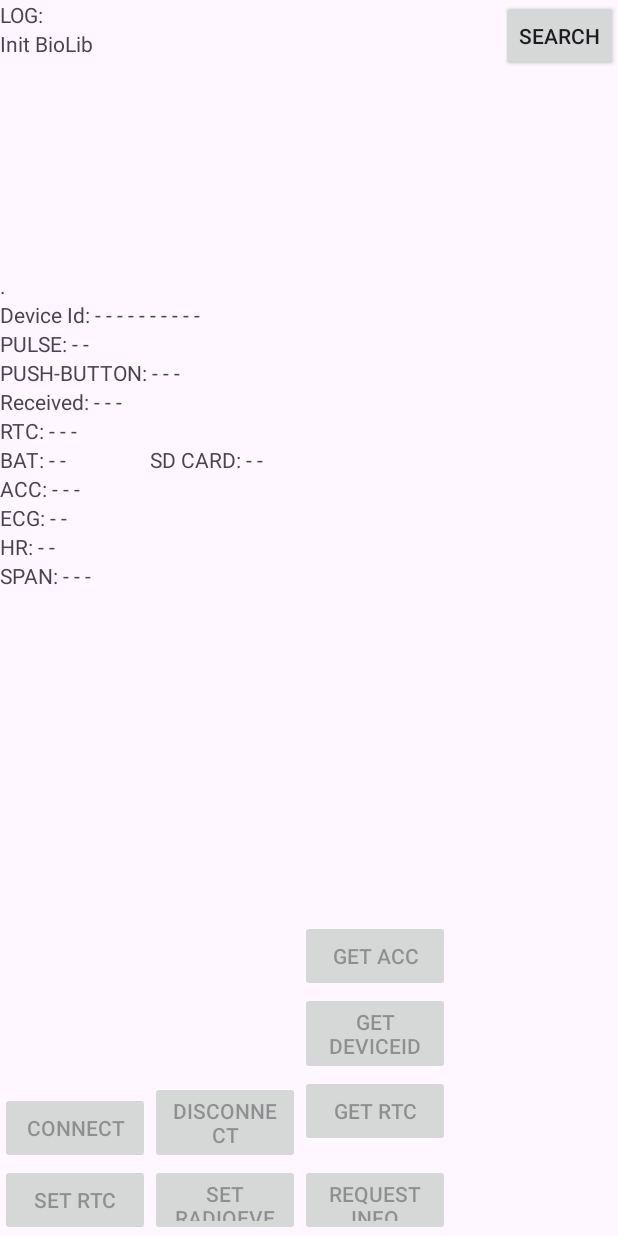
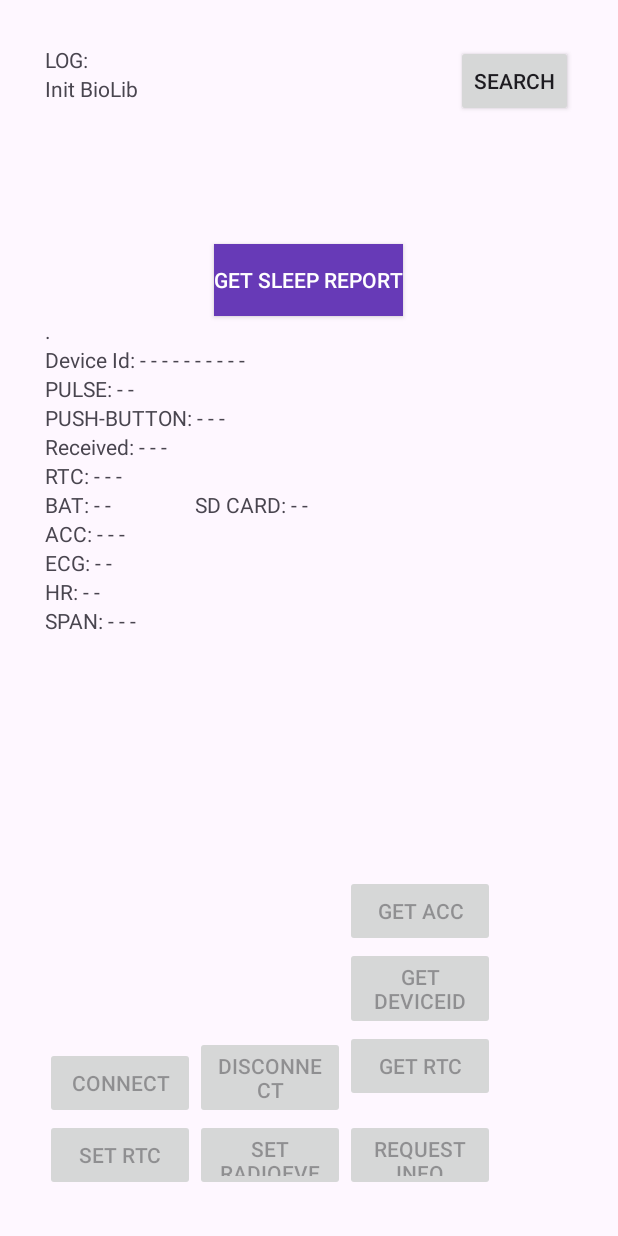
Before and after one commit to DiogoMendesss/SnorLacks, an Android app: the screen it shows after launch (BioLibTestActivity), on a phone screen of 412 x 824 dp. Run offline under Robolectric (Android 15) with nearby library versions, the phone set to English and light mode, and no system bars; 1 statement that could not run was skipped.

Commit message:
Added Button in "Main Screen" to Get Sleep Report- go to Sleep Report Activity

```diff
--- a/SnorLacksApp/app/src/main/java/com/snorlacks/snorlacksapp/BioLibTestActivity.java
+++ b/SnorLacksApp/app/src/main/java/com/snorlacks/snorlacksapp/BioLibTestActivity.java
@@ -1,5 +1,6 @@
 package com.snorlacks.snorlacksapp;
 
+import android.annotation.SuppressLint;
 import android.app.Activity;
 import android.bluetooth.BluetoothAdapter;
 import android.bluetooth.BluetoothDevice;
@@ -22,6 +23,7 @@ import Bio.Library.namespace.BioLib;
 // SDK v1.0.07 @MAR15
 public class BioLibTestActivity extends Activity
 {
+
 	private BioLib lib = null;
 
 	private String address = "";
@@ -78,13 +80,32 @@ public class BioLibTestActivity extends Activity
 
 	private String accConf = "";
 
+	// _________________________
 
-    /** Called when the activity is first created. */
+	private Button buttonGetSleepReport;
+
+
+	/** Called when the activity is first created. */
     @Override
     public void onCreate(Bundle savedInstanceState)
     {
         super.onCreate(savedInstanceState);
         setContentView(R.layout.main);
+
+		// Get Sleep Report Button on Main Activity, goes to Sleep Report Activity
+		// USE SYSTEM CLOCK
+		Button buttonGetSleepReport = findViewById(R.id.buttonGetSleepReport);
+		buttonGetSleepReport.setOnClickListener(new View.OnClickListener() {
+			@Override
+			public void onClick(View view) {
+				Toast.makeText(BioLibTestActivity.this, "Getting Sleep report", Toast.LENGTH_SHORT).show();
+
+				Intent intent = new Intent(BioLibTestActivity.this, SleepReportActivity.class);
+				startActivity(intent);
+			}
+		});
+
+		// __________________________________________
 
         this.setRequestedOrientation(ActivityInfo.SCREEN_ORIENTATION_PORTRAIT);
 
@@ -333,6 +354,8 @@ public class BioLibTestActivity extends Activity
         buttonSetLabel.setEnabled(false);
         buttonGetDeviceId.setEnabled(false);
         buttonGetAcc.setEnabled(false);
+
+
     }
 
     public void OnDestroy()
@@ -349,7 +372,11 @@ public class BioLibTestActivity extends Activity
 
         if (lib.mBluetoothAdapter != null)
         {
-        	lib.mBluetoothAdapter.cancelDiscovery();
+			try {
+				lib.mBluetoothAdapter.cancelDiscovery();
+			} catch (Exception e) {
+			System.out.println("PAM PAM");
+		}
         }
 
         lib = null;
@@ -688,4 +715,6 @@ public class BioLibTestActivity extends Activity
         }
     }
 
+
+
 }
--- a/SnorLacksApp/app/src/main/res/layout/main.xml
+++ b/SnorLacksApp/app/src/main/res/layout/main.xml
@@ -5,9 +5,22 @@
     android:orientation="vertical" >
 
     <RelativeLayout
+
+        android:padding="30dp"
+
         android:layout_width="fill_parent"
         android:layout_height="fill_parent"
         android:layout_weight="0.69" >
+
+        <Button
+            android:id="@+id/buttonGetSleepReport"
+            android:layout_width="wrap_content"
+            android:layout_height="wrap_content"
+            android:layout_above="@+id/textRadioEvent"
+            android:layout_centerHorizontal="true"
+            android:background="@color/colorAccent"
+            android:textColor="@color/white"
+            android:text="Get Sleep Report" />
 
         <Button
             android:id="@+id/buttonSetRTC"
@@ -213,6 +226,7 @@
             android:layout_alignRight="@+id/buttonGetDeviceId"
             android:text="Get ACC" />
 
+
     </RelativeLayout>
 
 </LinearLayout>
--- a/SnorLacksApp/app/src/main/res/values/colors.xml
+++ b/SnorLacksApp/app/src/main/res/values/colors.xml
@@ -2,4 +2,6 @@
 <resources>
     <color name="black">#FF000000</color>
     <color name="white">#FFFFFFFF</color>
+    <color name="colorAccent">#673AB7</color>
+
 </resources>
--- a/SnorLacksApp/build.gradle.kts
+++ b/SnorLacksApp/build.gradle.kts
@@ -1,4 +1,4 @@
 // Top-level build file where you can add configuration options common to all sub-projects/modules.
 plugins {
-    id("com.android.application") version "8.1.3" apply false
+    id("com.android.application") version "8.2.0" apply false
 }
```
Also changed, not shown: SnorLacksApp/app/src/main/AndroidManifest.xml (+14 -5 lines), SnorLacksApp/gradle/wrapper/gradle-wrapper.properties, 1 other file.
